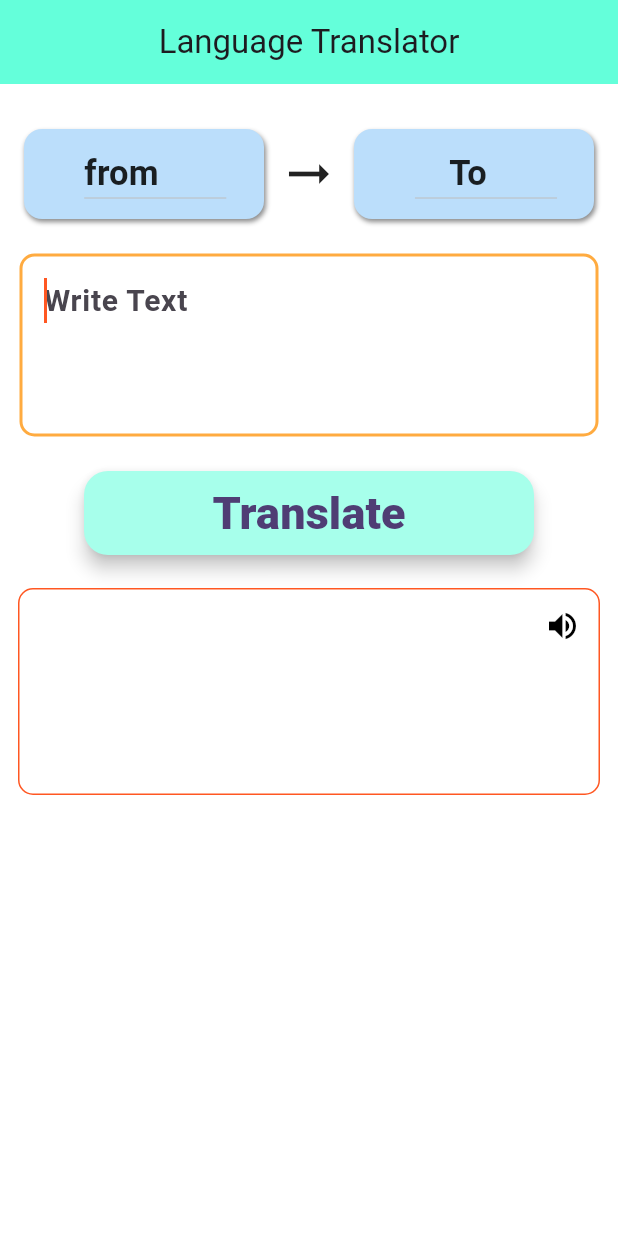
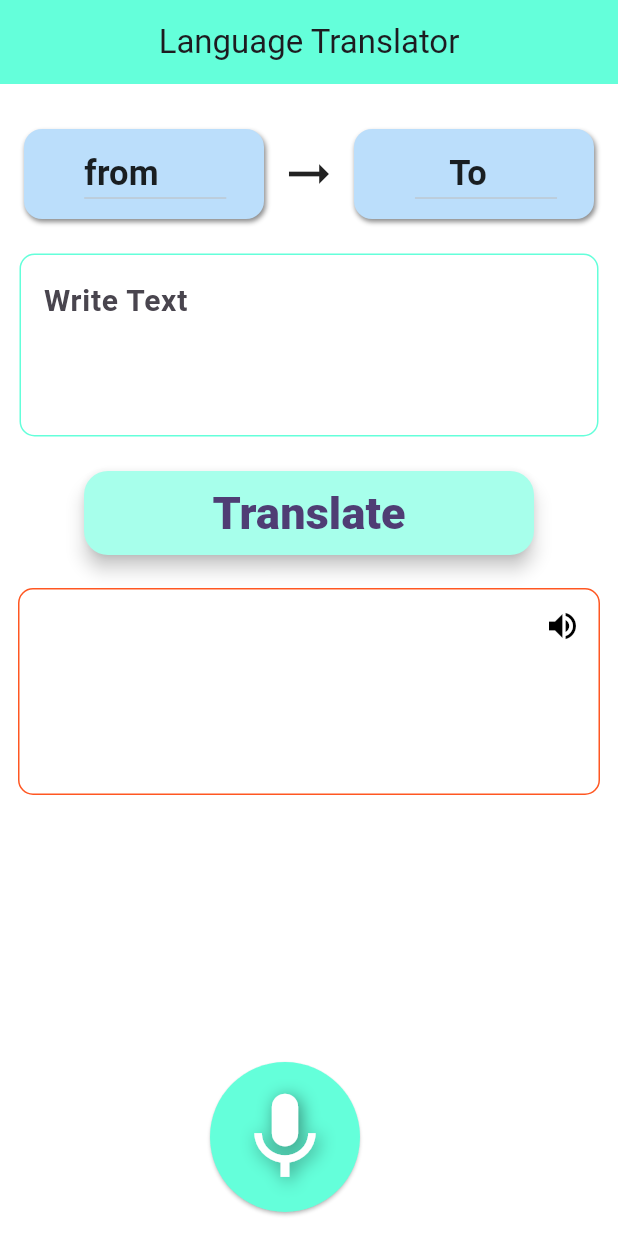
Before and after one commit to rahulkumardev24/Language_translator_Project_using_flutter, a Flutter app: the screen it shows after launch, on a phone screen of 412 x 824 dp. Run offline on Flutter 3.47's test engine with Material 3 defaults, Android fonts, the light colour scheme and no system bars; drawn by our look-alikes of avatar_glow; our stand-ins replace flutter_tts, speech_to_text; missing offline and left inert: translator.

Commit message:
commit 3

```diff
--- a/lib/translator_screen.dart
+++ b/lib/translator_screen.dart
@@ -1,5 +1,7 @@
+import 'package:avatar_glow/avatar_glow.dart';
 import 'package:flutter/material.dart';
 import 'package:flutter_tts/flutter_tts.dart';
+import 'package:speech_to_text/speech_to_text.dart';
 import 'package:translator/translator.dart';
 
 class LanguageTranslatorScreen extends StatefulWidget {
@@ -85,6 +87,8 @@ class _LanguageTranslatorScreenPage extends State<LanguageTranslatorScreen> {
     }
   }
 
+  //
+
   void translate(String source, String destination, String input) async {
     GoogleTranslator translator = GoogleTranslator();
     var translation =
@@ -139,6 +143,12 @@ class _LanguageTranslatorScreenPage extends State<LanguageTranslatorScreen> {
     }
   }
 
+  // voice Recogination ........ speech to text //
+
+  bool startRecording = false ;
+  final SpeechToText speechToText = SpeechToText();
+
+
   @override
   Widget build(BuildContext context) {
     return Scaffold(
@@ -147,6 +157,16 @@ class _LanguageTranslatorScreenPage extends State<LanguageTranslatorScreen> {
         centerTitle: true,
         backgroundColor: Colors.tealAccent,
       ),
+
+      // .......................Mic FloatingActionButton ....................//
+      floatingActionButton: Row(
+        mainAxisAlignment: MainAxisAlignment.center,
+        crossAxisAlignment: CrossAxisAlignment.center,
+        children: [
+         micButton()
+        ],
+      ),
+
       body: Center(
         child: Container(
           height: double.infinity,
@@ -286,7 +306,7 @@ class _LanguageTranslatorScreenPage extends State<LanguageTranslatorScreen> {
         autocorrect: true,
         maxLines: 3,
         cursorColor: Colors.deepOrange,
-        autofocus: true,
+        autofocus: false,
         style: const TextStyle(
             color: Colors.deepOrangeAccent,
             fontSize: 20,
@@ -393,4 +413,46 @@ class _LanguageTranslatorScreenPage extends State<LanguageTranslatorScreen> {
       color: isButtonPressed ? Colors.orange : Colors.black,
     );
   }
+
+  // Mic Button
+Widget micButton(){
+    return AvatarGlow(
+      animate: true,
+      startDelay: Duration(milliseconds: 100),
+      glowColor: Colors.blueAccent,
+      child: GestureDetector(
+        onTapDown: (details) {
+          setState(() {
+            startRecording = true;
+          });
+        },
+        onTapUp: (value) {
+          setState(() {
+            startRecording = false;
+          });
+        },
+        child: Container(
+          height: 100,
+          width: 100,
+          decoration: BoxDecoration(
+            borderRadius: BorderRadius.circular(50),
+          ),
+          child: ElevatedButton(
+            style: ElevatedButton.styleFrom(
+              shape: CircleBorder(),
+              backgroundColor:Colors.tealAccent,
+              padding: EdgeInsets.all(0), // Ensure no padding around the button
+            ),
+            onPressed: () {},
+            child: Icon(
+              Icons.mic,
+              color: Colors.white,
+              size: 70, shadows: [Shadow(color:Colors.black45 , blurRadius: 15 , offset: Offset(2.0 , 2.0))],
+            ),
+          ),
+        ),
+      ),
+    );
 }
+
+}
--- a/pubspec.yaml
+++ b/pubspec.yaml
@@ -37,6 +37,8 @@ dependencies:
   cupertino_icons: ^1.0.6
   translator: ^1.0.0
   flutter_tts: ^3.3.4
+  speech_to_text: ^6.6.2
+  avatar_glow: ^3.0.1
 
 dev_dependencies:
   flutter_test:
```
Also changed, not shown: pubspec.lock, 8 other files.
